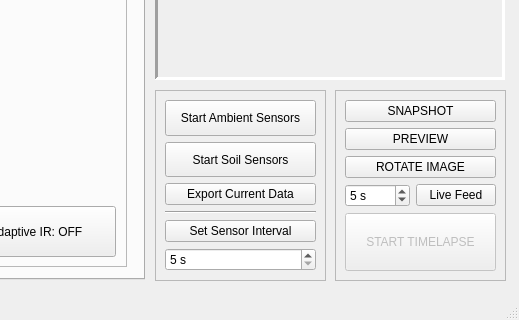
Old version of the form _ui/FlashLapse_Pro.ui in the repository CoCl-Jerry/Flashlapse_Pro_Dev; both pictures show x 505 to 1024 and y 280 to 600 of the 1024 by 600 pixel window.
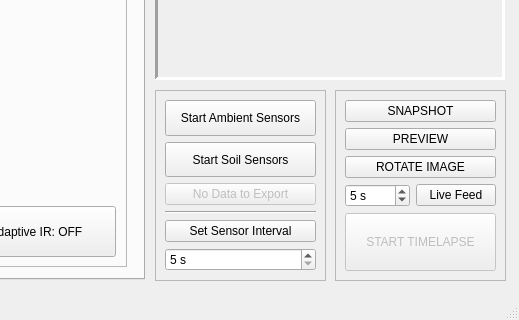
New version of the form. Icons and pictures are not drawn. Custom widgets are drawn as their Qt base class.

```diff
--- a/_ui/FlashLapse_Pro.ui
+++ b/_ui/FlashLapse_Pro.ui
@@ -2663,9 +2663,12 @@
        </widget>
       </item>
       <item row="2" column="0">
-       <widget class="QPushButton" name="pushButton_2">
+       <widget class="QPushButton" name="sensor_export_data_pushButton">
+        <property name="enabled">
+         <bool>false</bool>
+        </property>
         <property name="text">
-         <string>Export Current Data</string>
+         <string>No Data to Export</string>
         </property>
        </widget>
       </item>
```
Left out of the diff: 8 changed lines with no effect on the pictures.
